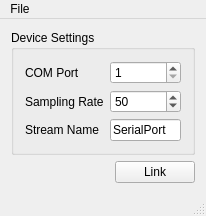
Above: Apps/SerialPort/mainwindow.ui from sccn/lsl_archived before the change. Below: the same form after it.
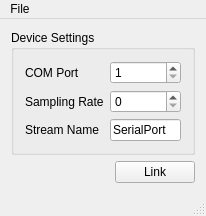
That is the form after the change.

What changed in the file:
```diff
--- a/Apps/SerialPort/mainwindow.ui
+++ b/Apps/SerialPort/mainwindow.ui
@@ -53,13 +53,13 @@
          <item row="1" column="1">
           <widget class="QSpinBox" name="samplingRate">
            <property name="minimum">
-            <number>1</number>
+            <number>0</number>
            </property>
            <property name="maximum">
             <number>1000</number>
            </property>
            <property name="value">
-            <number>50</number>
+            <number>0</number>
            </property>
           </widget>
          </item>
```
Left out of the diff: 3 changed lines with no effect on the pictures.
